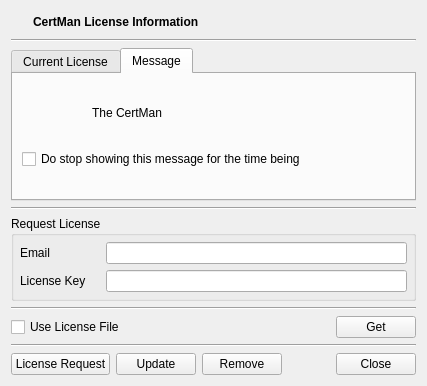
Old version of the form CertMan/lcn_info_dlg.ui in the repository jykim74/CertMan.
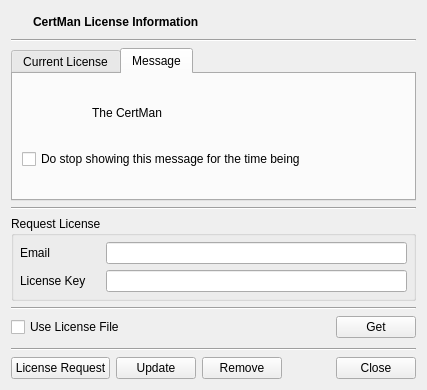
New version of the form. Icons and pictures are not drawn.

The edit to the form file:
```diff
--- a/CertMan/lcn_info_dlg.ui
+++ b/CertMan/lcn_info_dlg.ui
@@ -7,7 +7,7 @@
     <x>0</x>
     <y>0</y>
     <width>427</width>
-    <height>380</height>
+    <height>390</height>
    </rect>
   </property>
   <property name="windowTitle">
```
Left out of the diff: 1 changed line with no effect on the pictures.
